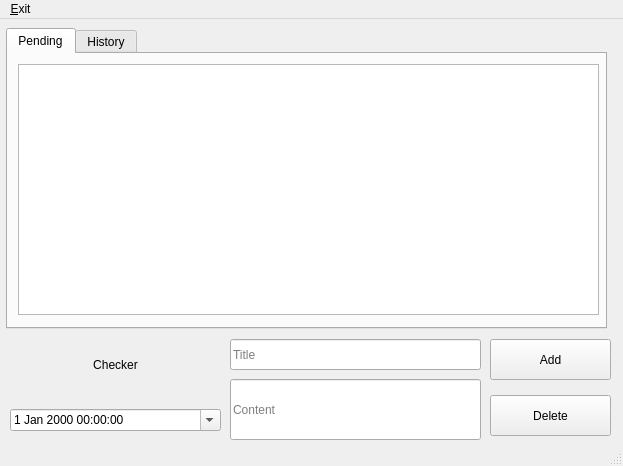
Before: the Qt Designer form main.ui in susilnath/reminder_app, drawn with Qt 5.
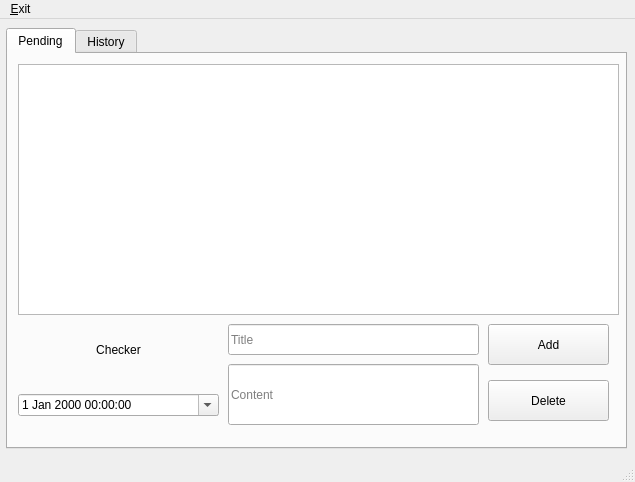
After: the same form once the commit is applied. The open tabs and pages were chosen to show the change.

Commit message: delete functionality

```diff
--- a/main.ui
+++ b/main.ui
@@ -6,8 +6,8 @@
    <rect>
     <x>0</x>
     <y>0</y>
-    <width>623</width>
-    <height>466</height>
+    <width>635</width>
+    <height>482</height>
    </rect>
   </property>
   <property name="windowTitle">
@@ -17,11 +17,53 @@
    <bool>true</bool>
   </property>
   <widget class="QWidget" name="centralwidget">
+   <widget class="QTabWidget" name="tabWidget">
+    <property name="geometry">
+     <rect>
+      <x>6</x>
+      <y>9</y>
+      <width>621</width>
+      <height>421</height>
+     </rect>
+    </property>
+    <property name="currentIndex">
+     <number>0</number>
+    </property>
+    <widget class="QWidget" name="Tab_Pending">
+     <attribute name="title">
+      <string>Pending</string>
+     </attribute>
+     <widget class="QListWidget" name="ListW_PendingJobs">
+      <property name="geometry">
+       <rect>
+        <x>10</x>
+        <y>10</y>
+        <width>601</width>
+        <height>251</height>
+       </rect>
+      </property>
+      <property name="selectionMode">
+       <enum>QAbstractItemView::MultiSelection</enum>
+      </property>
+     </widget>
+     <widget class="QLineEdit" name="Text_Content">
+      <property name="geometry">
+       <rect>
+        <x>220</x>
+        <y>310</y>
+        <width>251</width>
+        <height>61</height>
+       </rect>
+      </property>
+      <property name="placeholderText">
+       <string>Content</string>
+      </property>
+     </widget>
    <widget class="QPushButton" name="Button_Add">
     <property name="geometry">
      <rect>
-      <x>490</x>
-      <y>320</y>
+        <x>480</x>
+        <y>270</y>
       <width>121</width>
       <height>41</height>
      </rect>
@@ -33,12 +75,25 @@
      <string>Add</string>
     </property>
    </widget>
+     <widget class="QLineEdit" name="Text_Title">
+      <property name="geometry">
+       <rect>
+        <x>220</x>
+        <y>270</y>
+        <width>251</width>
+        <height>31</height>
+       </rect>
+      </property>
+      <property name="placeholderText">
+       <string>Title</string>
+      </property>
+     </widget>
    <widget class="QLabel" name="debug">
     <property name="geometry">
      <rect>
       <x>10</x>
-      <y>320</y>
-      <width>211</width>
+        <y>270</y>
+        <width>201</width>
       <height>51</height>
      </rect>
     </property>
@@ -53,8 +108,8 @@
     <property name="geometry">
      <rect>
       <x>10</x>
-      <y>390</y>
-      <width>211</width>
+        <y>340</y>
+        <width>201</width>
       <height>22</height>
      </rect>
     </property>
@@ -62,43 +117,17 @@
      <bool>true</bool>
     </property>
    </widget>
-   <widget class="QLineEdit" name="Text_Title">
+     <widget class="QPushButton" name="Button_Delete">
     <property name="geometry">
      <rect>
-      <x>230</x>
-      <y>320</y>
-      <width>251</width>
-      <height>31</height>
-     </rect>
-    </property>
-    <property name="placeholderText">
-     <string>Title</string>
-    </property>
-   </widget>
-   <widget class="QTabWidget" name="tabWidget">
-    <property name="geometry">
-     <rect>
-      <x>6</x>
-      <y>9</y>
-      <width>601</width>
-      <height>301</height>
-     </rect>
-    </property>
-    <property name="currentIndex">
-     <number>1</number>
-    </property>
-    <widget class="QWidget" name="Tab_Pending">
-     <attribute name="title">
-      <string>Pending</string>
-     </attribute>
-     <widget class="QListWidget" name="ListW_PendingJobs">
-      <property name="geometry">
-       <rect>
-        <x>10</x>
-        <y>10</y>
-        <width>581</width>
-        <height>251</height>
-       </rect>
+        <x>480</x>
+        <y>326</y>
+        <width>121</width>
+        <height>41</height>
+       </rect>
+      </property>
+      <property name="text">
+       <string>Delete</string>
       </property>
      </widget>
     </widget>
@@ -118,39 +147,13 @@
      </widget>
     </widget>
    </widget>
-   <widget class="QPushButton" name="Button_Delete">
-    <property name="geometry">
-     <rect>
-      <x>490</x>
-      <y>376</y>
-      <width>121</width>
-      <height>41</height>
-     </rect>
-    </property>
-    <property name="text">
-     <string>Delete</string>
-    </property>
-   </widget>
-   <widget class="QLineEdit" name="Text_Content">
-    <property name="geometry">
-     <rect>
-      <x>230</x>
-      <y>360</y>
-      <width>251</width>
-      <height>61</height>
-     </rect>
-    </property>
-    <property name="placeholderText">
-     <string>Content</string>
-    </property>
-   </widget>
   </widget>
   <widget class="QMenuBar" name="menubar">
    <property name="geometry">
     <rect>
      <x>0</x>
      <y>0</y>
-     <width>623</width>
+     <width>635</width>
      <height>24</height>
     </rect>
    </property>
```
Left out of the diff: 4 changed lines with no effect on the pictures. Lines whose indentation alone changed are shown as unchanged. The commit also changes 3 other files.
